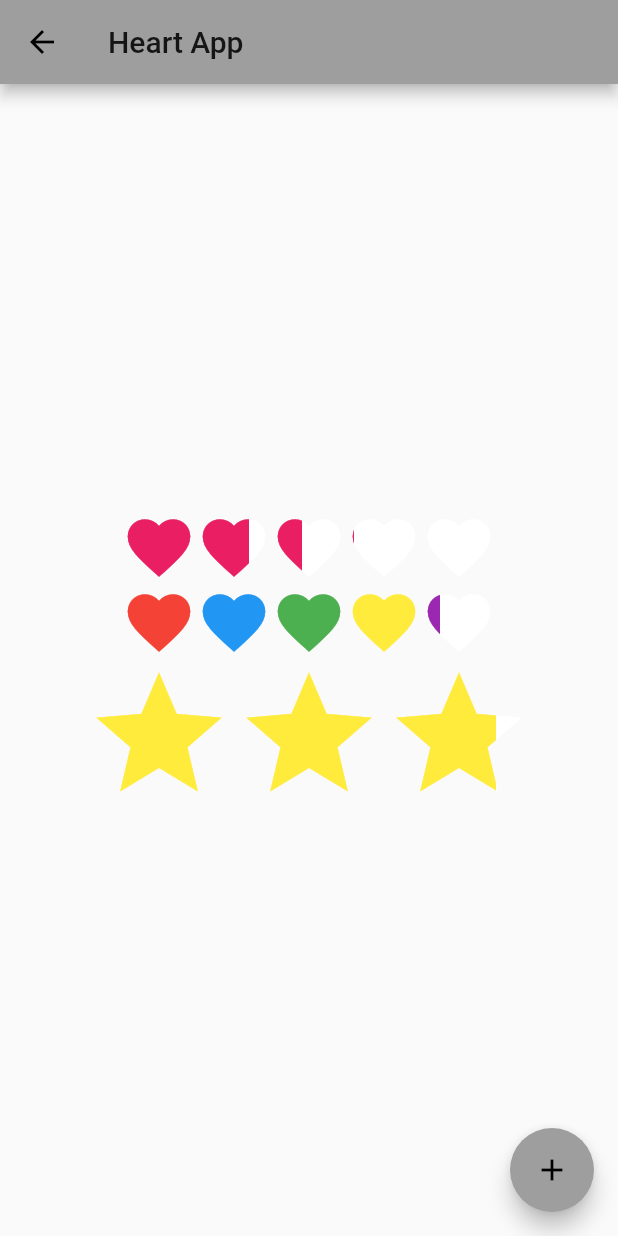
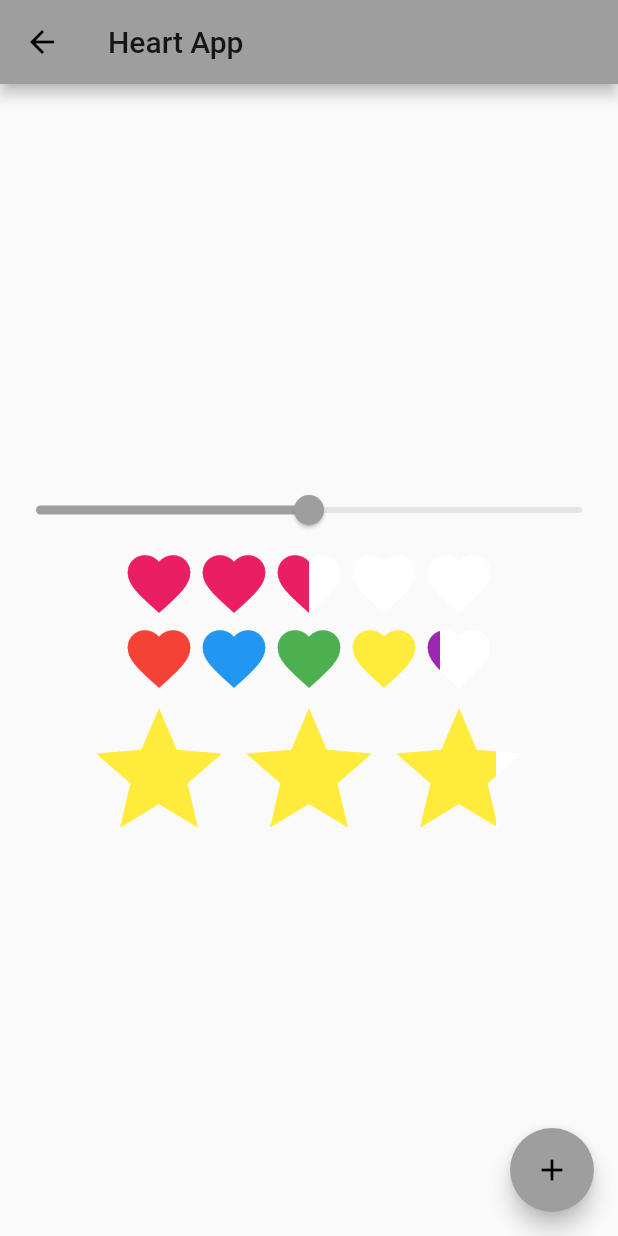
Before and after one commit to linnefromice/flutter_heart_app_01, a Flutter app: the OriginalRatingScreen screen opened by its route, on a phone screen of 412 x 824 dp. Run offline on Flutter 3.47's test engine with Material 2 defaults, Android fonts, the phone set to English and light mode, and no system bars; our stand-ins replace flutter_rating_bar.

Commit message:
add slibar & apply to hearts

```diff
--- a/lib/screens/original_rating_screen.dart
+++ b/lib/screens/original_rating_screen.dart
@@ -1,3 +1,5 @@
+import 'dart:math';
+
 import 'package:flutter/material.dart';
 
 class OriginalRatingScreen extends StatefulWidget {
@@ -6,6 +8,14 @@ class OriginalRatingScreen extends StatefulWidget {
 }
 
 class _State extends State<OriginalRatingScreen> {
+  double _currentSliderValue;
+
+  @override
+  void initState() {
+    _currentSliderValue = 2.5;
+    super.initState();
+  }
+
   @override
   Widget build(BuildContext context) {
     return Scaffold(
@@ -16,14 +26,21 @@ class _State extends State<OriginalRatingScreen> {
           child: Column(
             mainAxisAlignment: MainAxisAlignment.center,
             children: [
+              Slider(
+                value: _currentSliderValue,
+                min: 0.0,
+                max: 5.0,
+                label: _currentSliderValue.round().toString(),
+                onChanged: (double value) => setState(() => _currentSliderValue = value),
+              ),
               Row(
                 mainAxisAlignment: MainAxisAlignment.center,
                 children: [
-                  RatedHeart(rate: 1.0, color: Colors.pink),
-                  RatedHeart(rate: 0.7, color: Colors.pink),
-                  RatedHeart(rate: 0.4, color: Colors.pink),
-                  RatedHeart(rate: 0.1, color: Colors.pink),
-                  RatedHeart(rate: 0.0, color: Colors.pink),
+                  RatedHeart(rate: min(1, max(0, _currentSliderValue)), color: Colors.pink),
+                  RatedHeart(rate: min(1, max(0, _currentSliderValue - 1)), color: Colors.pink),
+                  RatedHeart(rate: min(1, max(0, _currentSliderValue - 2)), color: Colors.pink),
+                  RatedHeart(rate: min(1, max(0, _currentSliderValue - 3)), color: Colors.pink),
+                  RatedHeart(rate: min(1, max(0, _currentSliderValue - 4)), color: Colors.pink),
                 ],
               ),
               Row(
```
